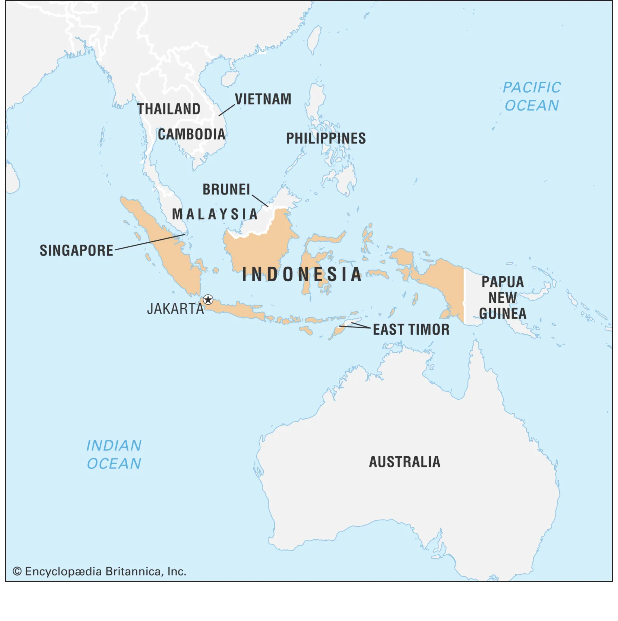
After one commit to PhoenixForceRobotics/PreSeasonScoutingProject, an Android app: the layout main_page.xml on its own in the app's theme, with its tools: preview values and no code run, on a phone screen of 412 x 824 dp. The commit adds this screen. Shown: the top 621 px of the screen. Run offline under Robolectric (Android 15) with nearby library versions, the phone set to English and light mode, and no system bars.

Commit message:
"Indonesia"

```diff
--- a/app/src/main/AndroidManifest.xml
+++ b/app/src/main/AndroidManifest.xml
@@ -18,6 +18,8 @@
                 <category android:name="android.intent.category.LAUNCHER" />
             </intent-filter>
         </activity>
+        <activity android:name=".MainPage" />
+
     </application>
 
 </manifest>
--- /dev/null
+++ b/app/src/main/java/com/example/practiceappthingwearegoingtodo/MainPage.java
@@ -0,0 +1,6 @@
+package com.example.practiceappthingwearegoingtodo;
+import androidx.appcompat.app.AppCompatActivity;
+
+public class MainPage extends AppCompatActivity{
+
+}
--- /dev/null
+++ b/app/src/main/res/layout/main_page.xml
@@ -0,0 +1,30 @@
+<?xml version="1.0" encoding="utf-8"?>
+<androidx.constraintlayout.widget.ConstraintLayout xmlns:android="http://schemas.android.com/apk/res/android"
+    xmlns:app="http://schemas.android.com/apk/res-auto"
+    xmlns:tools="http://schemas.android.com/tools"
+    android:layout_width="match_parent"
+    android:layout_height="match_parent">
+
+    <ImageView
+        android:id="@+id/imageView5"
+        android:layout_width="412dp"
+        android:layout_height="388dp"
+        app:srcCompat="@drawable/Indonesia"
+        tools:layout_editor_absoluteX="1dp"
+        tools:layout_editor_absoluteY="137dp" />
+
+    <androidx.constraintlayout.widget.Guideline
+        android:id="@+id/guideline5"
+        android:layout_width="wrap_content"
+        android:layout_height="wrap_content"
+        android:orientation="vertical"
+        app:layout_constraintGuide_percent="0.04" />
+
+    <androidx.constraintlayout.widget.Guideline
+        android:id="@+id/guideline6"
+        android:layout_width="wrap_content"
+        android:layout_height="wrap_content"
+        android:orientation="vertical"
+        app:layout_constraintGuide_percent="0.9026764" />
+
+</androidx.constraintlayout.widget.ConstraintLayout>
--- a/app/src/main/res/values/colors.xml
+++ b/app/src/main/res/values/colors.xml
@@ -7,4 +7,5 @@
     <color name="teal_700">#FF018786</color>
     <color name="black">#FF000000</color>
     <color name="white">#FFFFFFFF</color>
+    <color name="red">#da121a</color>
 </resources>
```
Also changed, not shown: app/src/main/res/layout/activity_main.xml (+1 -12 lines), app/src/main/res/drawable/1cIndonesia.png (added), app/src/main/res/drawable/Indonesia.webp (added), 1 other file.
